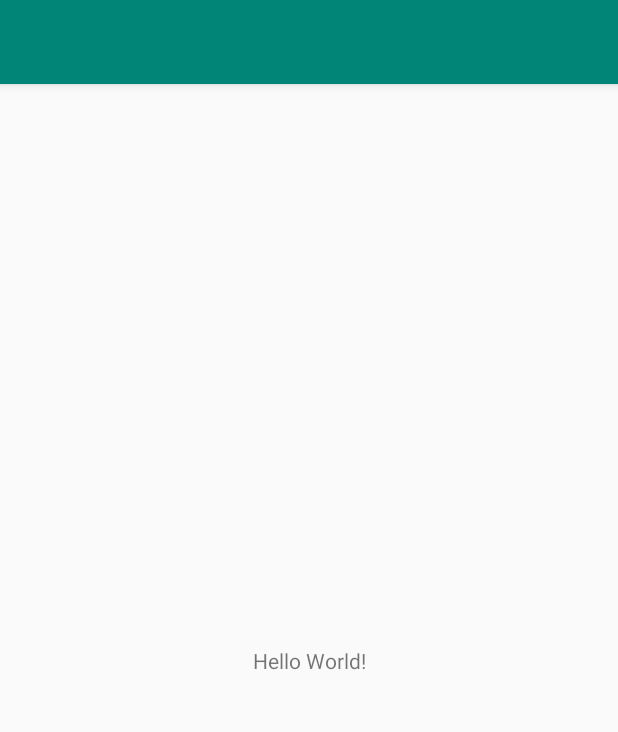
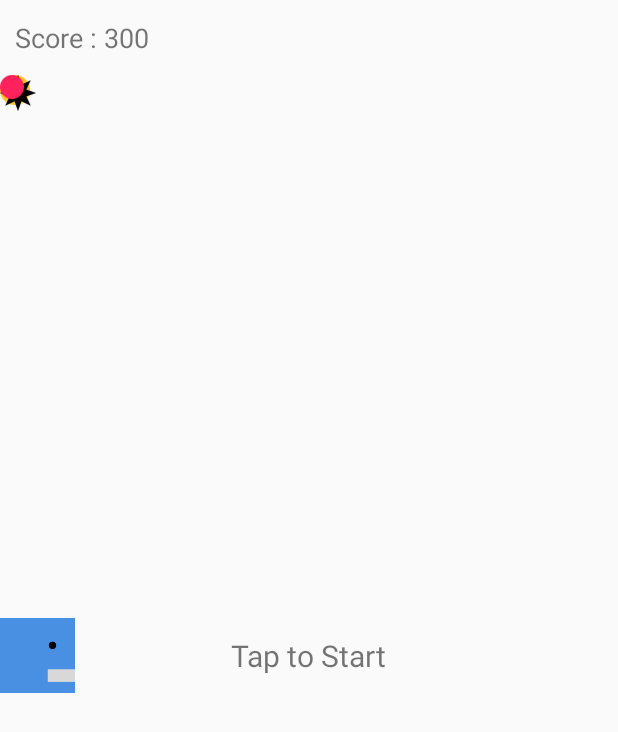
Before and after one commit to wat128/CatchTheBall, an Android app: the screen it shows after launch (MainActivity), on a phone screen of 412 x 824 dp. Shown: the top 732 px of the screen. Run offline under Robolectric (Android 15) with nearby library versions, the light colour scheme and no system bars.

Commit message:
No2 ゲーム画面の作成

```diff
--- a/app/src/main/res/layout/activity_main.xml
+++ b/app/src/main/res/layout/activity_main.xml
@@ -1,18 +1,59 @@
 <?xml version="1.0" encoding="utf-8"?>
-<androidx.constraintlayout.widget.ConstraintLayout xmlns:android="http://schemas.android.com/apk/res/android"
+<LinearLayout xmlns:android="http://schemas.android.com/apk/res/android"
     xmlns:app="http://schemas.android.com/apk/res-auto"
     xmlns:tools="http://schemas.android.com/tools"
     android:layout_width="match_parent"
     android:layout_height="match_parent"
-    tools:context=".MainActivity">
+    tools:context=".MainActivity"
+    android:orientation="vertical">
 
     <TextView
-        android:layout_width="wrap_content"
-        android:layout_height="wrap_content"
-        android:text="Hello World!"
-        app:layout_constraintBottom_toBottomOf="parent"
-        app:layout_constraintLeft_toLeftOf="parent"
-        app:layout_constraintRight_toRightOf="parent"
-        app:layout_constraintTop_toTopOf="parent" />
+        android:id="@+id/scoreLabel"
+        android:layout_width="match_parent"
+        android:layout_height="50dp"
+        android:text="Score : 300"
+        android:textSize="18sp"
+        android:paddingLeft="10dp"
+        android:gravity="center_vertical"/>
 
-</androidx.constraintlayout.widget.ConstraintLayout>
+    <FrameLayout
+        android:id="@+id/frame"
+        android:layout_width="match_parent"
+        android:layout_height="match_parent">
+
+        <TextView
+            android:id="@+id/startLabel"
+            android:layout_width="wrap_content"
+            android:layout_height="wrap_content"
+            android:text="Tap to Start"
+            android:textSize="20dp"
+            android:layout_gravity="center"/>
+
+        <ImageView
+            android:id="@+id/box"
+            android:layout_width="50dp"
+            android:layout_height="50dp"
+            android:src="@drawable/box"
+            android:layout_gravity="center_vertical"/>
+
+        <ImageView
+            android:id="@+id/orange"
+            android:layout_width="20dp"
+            android:layout_height="20dp"
+            android:src="@drawable/orange"/>
+
+        <ImageView
+            android:id="@+id/black"
+            android:layout_width="24dp"
+            android:layout_height="24dp"
+            android:src="@drawable/black"/>
+
+        <ImageView
+            android:id="@+id/pink"
+            android:layout_width="16dp"
+            android:layout_height="16dp"
+            android:src="@drawable/pink"/>
+
+    </FrameLayout>
+
+</LinearLayout>
--- a/app/src/main/res/values/styles.xml
+++ b/app/src/main/res/values/styles.xml
@@ -1,7 +1,7 @@
 <resources>
 
     <!-- Base application theme. -->
-    <style name="AppTheme" parent="Theme.AppCompat.Light.DarkActionBar">
+    <style name="AppTheme" parent="Theme.AppCompat.Light.NoActionBar">
         <!-- Customize your theme here. -->
         <item name="colorPrimary">@color/colorPrimary</item>
         <item name="colorPrimaryDark">@color/colorPrimaryDark</item>
```
Also changed, not shown: app/src/main/java/com/wat128/catchtheball/MainActivity.java (line endings or trailing spaces), app/src/main/res/drawable/black.png (added), app/src/main/res/drawable/box.png (added), app/src/main/res/drawable/orange.png (added), app/src/main/res/drawable/pink.png (added).
